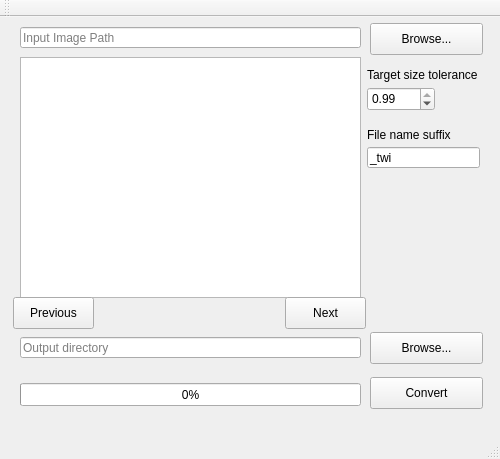
Before: the Qt Designer form mainwindow.ui in f90g0/PNGJohn, drawn with Qt 5.
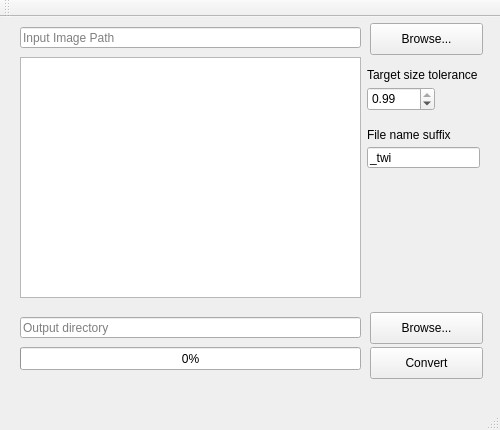
After: the same form once the commit is applied.

Commit message: Change App name, Remove Preview button

```diff
--- a/mainwindow.ui
+++ b/mainwindow.ui
@@ -7,9 +7,21 @@
     <x>0</x>
     <y>0</y>
     <width>500</width>
-    <height>459</height>
+    <height>430</height>
    </rect>
   </property>
+  <property name="minimumSize">
+   <size>
+    <width>500</width>
+    <height>430</height>
+   </size>
+  </property>
+  <property name="maximumSize">
+   <size>
+    <width>500</width>
+    <height>430</height>
+   </size>
+  </property>
   <property name="windowTitle">
    <string>MainWindow</string>
   </property>
@@ -53,7 +65,7 @@
     <property name="geometry">
      <rect>
       <x>370</x>
-      <y>360</y>
+      <y>330</y>
       <width>113</width>
       <height>32</height>
      </rect>
@@ -76,7 +88,7 @@
     <property name="geometry">
      <rect>
       <x>20</x>
-      <y>320</y>
+      <y>300</y>
       <width>341</width>
       <height>21</height>
      </rect>
@@ -147,32 +159,6 @@
      <double>0.990000000000000</double>
     </property>
    </widget>
-   <widget class="QPushButton" name="prevButton">
-    <property name="geometry">
-     <rect>
-      <x>13</x>
-      <y>280</y>
-      <width>81</width>
-      <height>32</height>
-     </rect>
-    </property>
-    <property name="text">
-     <string>Previous</string>
-    </property>
-   </widget>
-   <widget class="QPushButton" name="nextButton">
-    <property name="geometry">
-     <rect>
-      <x>285</x>
-      <y>280</y>
-      <width>81</width>
-      <height>32</height>
-     </rect>
-    </property>
-    <property name="text">
-     <string>Next</string>
-    </property>
-   </widget>
    <widget class="QLineEdit" name="suffixEdit">
     <property name="geometry">
      <rect>
@@ -203,7 +189,7 @@
     <property name="geometry">
      <rect>
       <x>370</x>
-      <y>315</y>
+      <y>295</y>
       <width>113</width>
       <height>32</height>
      </rect>
@@ -216,7 +202,7 @@
     <property name="geometry">
      <rect>
       <x>20</x>
-      <y>366</y>
+      <y>330</y>
       <width>341</width>
       <height>23</height>
      </rect>
@@ -229,7 +215,7 @@
     <property name="geometry">
      <rect>
       <x>20</x>
-      <y>390</y>
+      <y>360</y>
       <width>121</width>
       <height>16</height>
      </rect>
```
Left out of the diff: 2 changed lines with no effect on the pictures. The commit also changes 2 other files.
